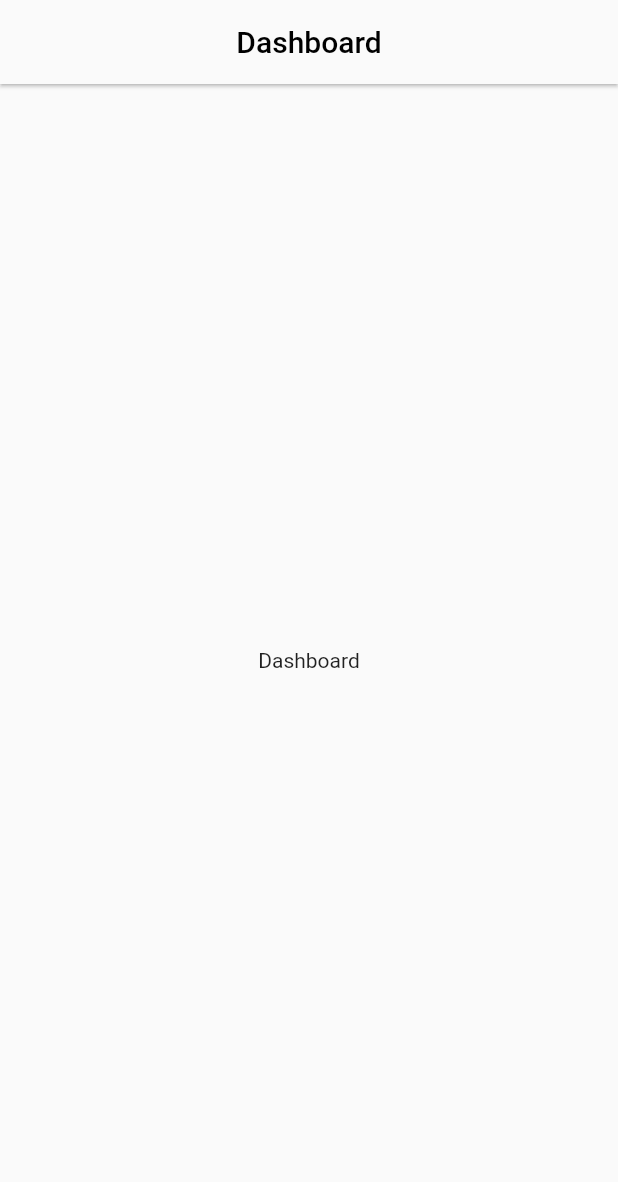
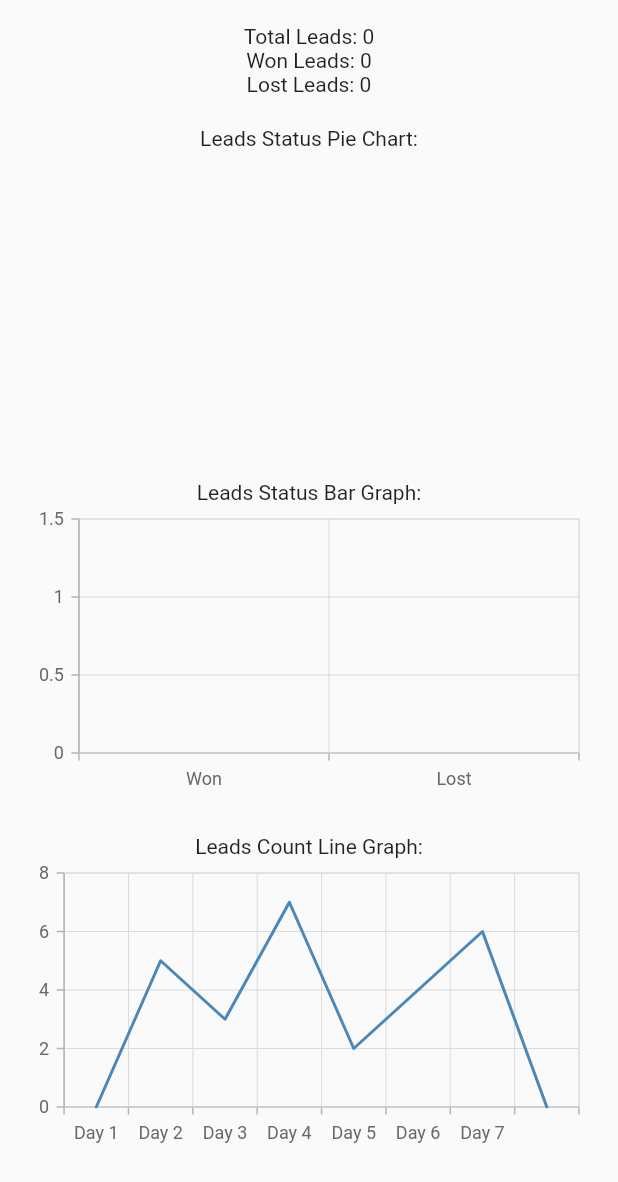
Before and after one commit to VatsalKotha/CRM, a Flutter app: the DashboardPage screen opened directly, on a phone screen of 412 x 824 dp. Shown: the top 1182 px of the screen. Run offline on Flutter 3.47's test engine with Material 2 defaults, Android fonts, the phone set to English and light mode, and no system bars; our stand-ins replace awesome_snackbar_content, cloud_firestore, firebase_auth, firebase_core, firebase_storage, flutter_otp_text_field and 4 more; accounts and stored records are empty.

Commit message:
added dashboard in employee side

```diff
--- a/lib/screens/auth/login/login_form_widget.dart
+++ b/lib/screens/auth/login/login_form_widget.dart
@@ -35,7 +35,7 @@ class _LoginFormState extends State<LoginForm> {
 // email id
             TextFormField(
               controller: email_idText,
-              decoration: InputDecoration(
+              decoration: const InputDecoration(
                 prefixIcon: Icon(Icons.email),
                 labelText: "Email id",
                 hintText: "Enter email address",
--- a/lib/screens/home/dashboard/dashboard_page.dart
+++ b/lib/screens/home/dashboard/dashboard_page.dart
@@ -1,17 +1,139 @@
-import 'package:crm/utility/widget/appbar.dart';
 import 'package:flutter/material.dart';
-import '../../../constants/text_string.dart';
+import 'package:cloud_firestore/cloud_firestore.dart';
+import 'package:syncfusion_flutter_charts/charts.dart';
 
-class DashboardPage extends StatelessWidget {
+class DashboardPage extends StatefulWidget {
   const DashboardPage({Key? key}) : super(key: key);
 
   @override
+  _DashboardPageState createState() => _DashboardPageState();
+}
+
+class _DashboardPageState extends State<DashboardPage> {
+  int totalLeads = 0;
+  int wonLeads = 0;
+  int lostLeads = 0;
+
+  @override
+  void initState() {
+    super.initState();
+    fetchLeadsData();
+  }
+
+  void fetchLeadsData() async {
+    final snapshot = await FirebaseFirestore.instance.collection('Lead').get();
+    final leads = snapshot.docs;
+
+    setState(() {
+      totalLeads = leads.length;
+      wonLeads = leads.where((lead) => lead.data()['Status'] == 'Won').length;
+      lostLeads = leads.where((lead) => lead.data()['Status'] == 'Lost').length;
+    });
+  }
+
+  @override
   Widget build(BuildContext context) {
-    return const Scaffold(
-      appBar: AppBarWidget(title: jAppbarDashboardPageTitle, actions: []),
-      body: Center(
-        child: Text("Dashboard"),
+    return Scaffold(
+      body: SingleChildScrollView(
+        child: Padding(
+          padding: const EdgeInsets.all(16.0),
+          child: Column(
+            mainAxisAlignment: MainAxisAlignment.center,
+            children: [
+              Text('Total Leads: $totalLeads'),
+              Text('Won Leads: $wonLeads'),
+              Text('Lost Leads: $lostLeads'),
+              const SizedBox(height: 20),
+              const Text('Leads Status Pie Chart:'),
+              SizedBox(
+                height: 200,
+                child: SfCircularChart(
+                  series: <CircularSeries>[
+                    PieSeries<PieChartModel, String>(
+                      dataSource: [
+                        PieChartModel('Won', wonLeads, Colors.green),
+                        PieChartModel('Lost', lostLeads, Colors.red),
+                      ],
+                      xValueMapper: (PieChartModel data, _) => data.status,
+                      yValueMapper: (PieChartModel data, _) => data.count,
+                      dataLabelSettings: const DataLabelSettings(
+                        isVisible: true,
+                        labelPosition: ChartDataLabelPosition.inside,
+                      ),
+                    ),
+                  ],
+                ),
+              ),
+              const SizedBox(height: 20),
+              const Text('Leads Status Bar Graph:'),
+              SizedBox(
+                height: 200,
+                child: SfCartesianChart(
+                  primaryXAxis: CategoryAxis(),
+                  series: <ChartSeries>[
+                    ColumnSeries<BarChartModel, String>(
+                      dataSource: [
+                        BarChartModel('Won', wonLeads),
+                        BarChartModel('Lost', lostLeads),
+                      ],
+                      xValueMapper: (BarChartModel data, _) => data.status,
+                      yValueMapper: (BarChartModel data, _) => data.count,
+                    ),
+                  ],
+                ),
+              ),
+              const SizedBox(height: 20),
+              const Text('Leads Count Line Graph:'),
+              SizedBox(
+                height: 200,
+                child: SfCartesianChart(
+                  primaryXAxis: CategoryAxis(),
+                  primaryYAxis: NumericAxis(),
+                  series: <ChartSeries>[
+                    LineSeries<LineChartModel, String>(
+                      dataSource: [
+                        LineChartModel('Day 1', 0),
+                        LineChartModel('Day 2', 5),
+                        LineChartModel('Day 3', 3),
+                        LineChartModel('Day 4', 7),
+                        LineChartModel('Day 5', 2),
+                        LineChartModel('Day 6', 4),
+                        LineChartModel('Day 7', 6),
+                        LineChartModel(
+                            '', 0), // dummy data for better visualization
+                      ],
+                      xValueMapper: (LineChartModel data, _) => data.day,
+                      yValueMapper: (LineChartModel data, _) => data.count,
+                    ),
+                  ],
+                ),
+              ),
+            ],
+          ),
+        ),
       ),
     );
   }
 }
+
+class PieChartModel {
+  final String status;
+  final int count;
+  final Color color;
+
+  PieChartModel(this.status, this.count, this.color);
+}
+
+class BarChartModel {
+  final String status;
+  final int count;
+
+  BarChartModel(this.status, this.count);
+}
+
+class LineChartModel {
+  final String day;
+  final int count;
+
+  LineChartModel(this.day, this.count);
+}
--- a/pubspec.yaml
+++ b/pubspec.yaml
@@ -47,6 +47,7 @@ dependencies:
   firebase_storage: ^11.2.1
   charts_flutter: ^0.12.0
   fl_chart: ^0.41.0
+  syncfusion_flutter_charts: ^21.2.4
 
 dev_dependencies:
   flutter_test:
```
Also changed, not shown: pubspec.lock.
